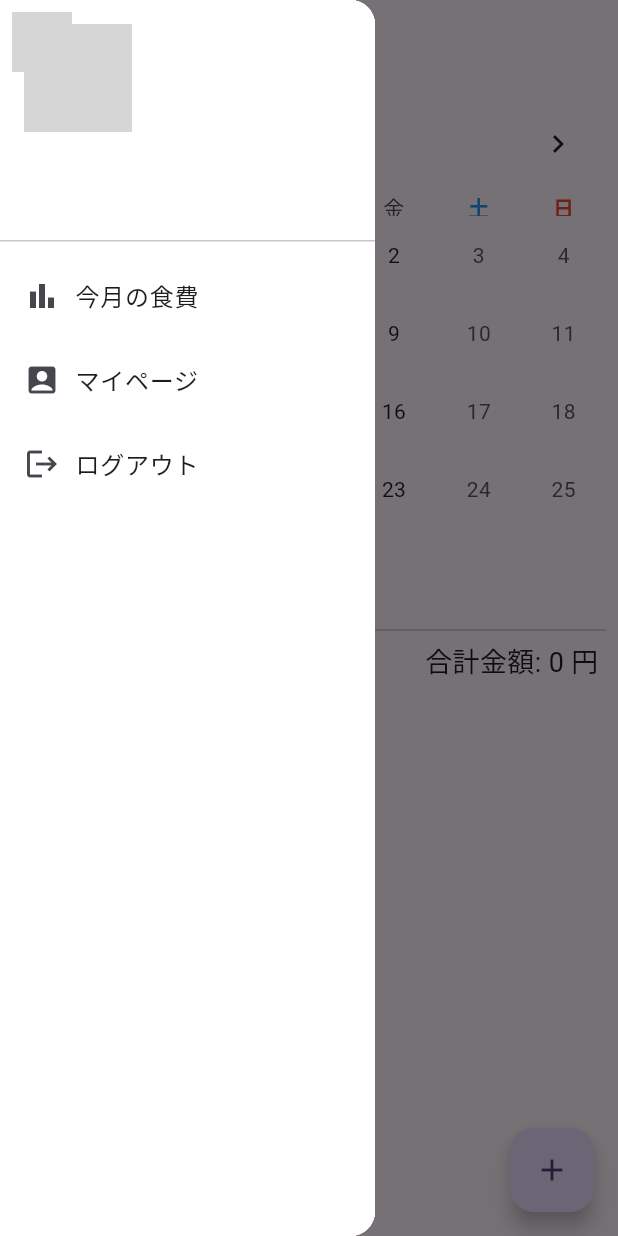
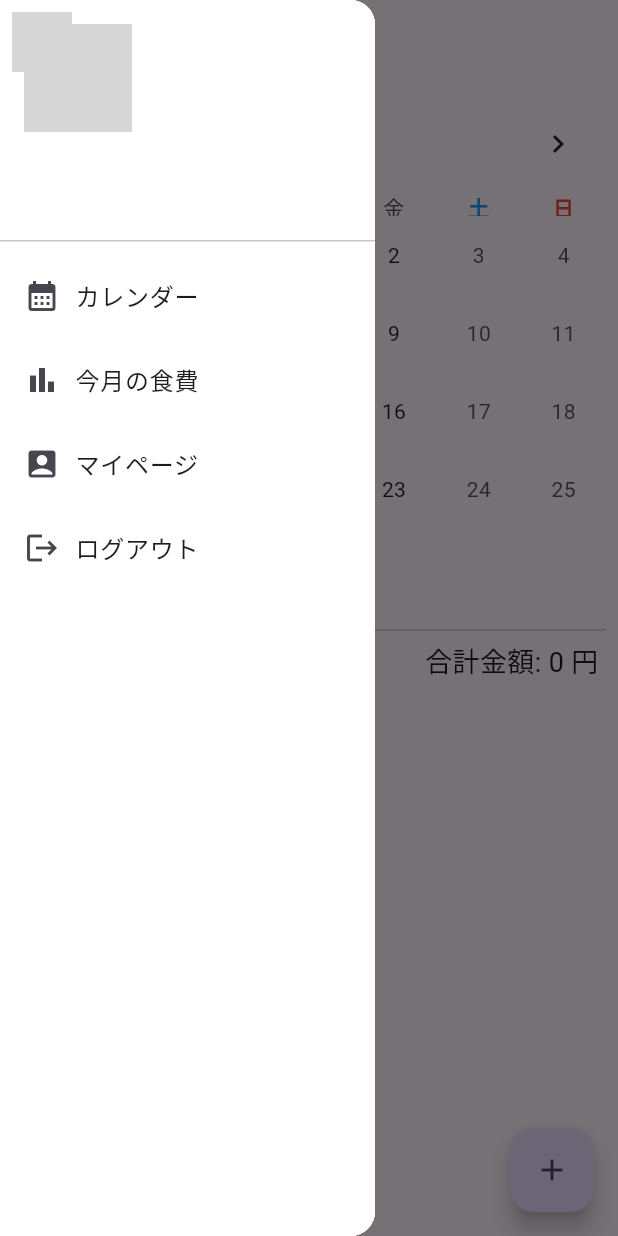
Before and after one commit to takumi3110/foodcostcalculator, a Flutter app: the CalendarPage screen opened directly, with the side drawer open, on a phone screen of 412 x 824 dp. Run offline on Flutter 3.47's test engine with Material 3 defaults, Android fonts, the phone set to English and light mode, and no system bars; drawn by our look-alikes of table_calendar; our stand-ins replace cloud_firestore, firebase_auth, firebase_core, firebase_storage, image_picker, loading_animation_widget; accounts and stored records are empty; network calls fail; grey boxes are pictures that could not be loaded.

```diff
--- a/lib/model/Account.dart
+++ b/lib/model/Account.dart
@@ -4,9 +4,9 @@ class Account {
   String id;
   String name;
   String email;
-  String imagePath;
+  String? imagePath;
   Timestamp? createdTime;
   Timestamp? updatedTime;
 
-  Account({this.id = '', this.name = '', this.email = '', this.imagePath = '', this.createdTime, this.updatedTime});
+  Account({this.id = '', this.name = '', this.email = '', this.imagePath, this.createdTime, this.updatedTime});
 }
--- a/lib/utils/firestore/users.dart
+++ b/lib/utils/firestore/users.dart
@@ -89,7 +89,7 @@ class UserFirestore {
   }
 
   static Future<dynamic> deleteUser(String accountId) async {
+    PostFirestore.deletePosts(accountId);
     users.doc(accountId).delete();
-    PostFirestore.deletePosts(accountId);
   }
 }
--- a/lib/utils/widget_utils.dart
+++ b/lib/utils/widget_utils.dart
@@ -4,6 +4,7 @@ import 'package:foodcost/model/Account.dart';
 import 'package:foodcost/model/menu.dart';
 import 'package:foodcost/utils/authentication.dart';
 import 'package:foodcost/view/account/account_page.dart';
+import 'package:foodcost/view/calendar/calendar_page.dart';
 import 'package:foodcost/view/start_up/login_page.dart';
 import 'package:intl/intl.dart';
 import 'package:loading_animation_widget/loading_animation_widget.dart';
@@ -22,7 +23,8 @@ class WidgetUtils {
       ),
       leading: IconButton(
         icon: CircleAvatar(
-          foregroundImage: NetworkImage(myAccount.imagePath),
+          foregroundImage: myAccount.imagePath != null ? NetworkImage(myAccount.imagePath!): null,
+          child: const Icon(Icons.person),
         ),
         onPressed: () {
           key.currentState!.openDrawer();
@@ -50,9 +52,24 @@ class WidgetUtils {
                   style: const TextStyle(color: Colors.black),
                 ),
                 currentAccountPicture: CircleAvatar(
-                  foregroundImage: NetworkImage(myAccount.imagePath),
+                  foregroundImage: myAccount.imagePath != null ? NetworkImage(myAccount.imagePath!): null,
+                  child: const Icon(Icons.person, size: 50,),
                 ),
                 decoration: const BoxDecoration(color: Colors.white),
+              ),
+              ListTile(
+                title: const Row(
+                  children: [
+                    Icon(Icons.calendar_month),
+                    SizedBox(
+                      width: 10.0,
+                    ),
+                    Text('カレンダー')
+                  ],
+                ),
+                onTap: () {
+                  Navigator.push(context, MaterialPageRoute(builder: (context) => const CalendarPage()));
+                },
               ),
               ListTile(
                 title: const Row(
```
Also changed, not shown: lib/view/account/account_page.dart (+9 -3 lines), lib/view/account/edit_account_page.dart (+65 -13 lines), lib/view/start_up/create_account_page.dart (+35 -34 lines), lib/view/start_up/login_page.dart (+10 -9 lines).
